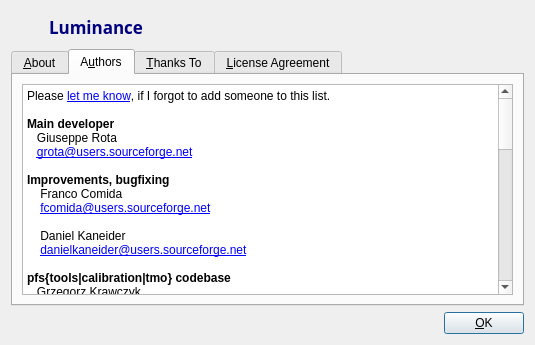
Old version of the form forms/about.ui in the repository LuminanceHDR/LuminanceHDR.
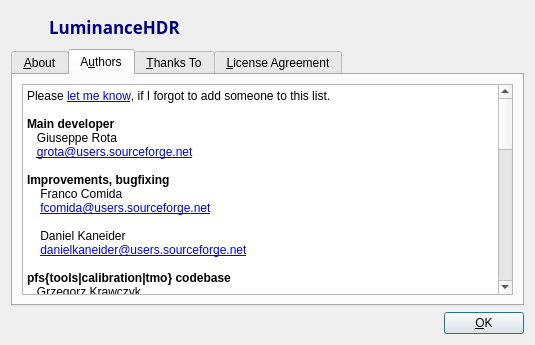
New version of the form. The open tabs and pages were chosen to show the change. Icons and pictures are not drawn.

```diff
--- a/forms/about.ui
+++ b/forms/about.ui
@@ -57,12 +57,12 @@
            <pointsize>13</pointsize>
           </font>
          </property>
-         <property name="text">
-          <string>&lt;!DOCTYPE HTML PUBLIC &quot;-//W3C//DTD HTML 4.0//EN&quot; &quot;http://www.w3.org/TR/REC-html40/strict.dtd&quot;&gt;
-&lt;html&gt;&lt;head&gt;&lt;meta name=&quot;qrichtext&quot; content=&quot;1&quot; /&gt;&lt;style type=&quot;text/css&quot;&gt;
+         <property name="text" >
+          <string>&lt;!DOCTYPE HTML PUBLIC "-//W3C//DTD HTML 4.0//EN" "http://www.w3.org/TR/REC-html40/strict.dtd">
+&lt;html>&lt;head>&lt;meta name="qrichtext" content="1" />&lt;style type="text/css">
 p, li { white-space: pre-wrap; }
-&lt;/style&gt;&lt;/head&gt;&lt;body style=&quot; font-family:'Sans Serif'; font-size:13pt; font-weight:400; font-style:normal;&quot;&gt;
-&lt;p style=&quot; margin-top:0px; margin-bottom:0px; margin-left:0px; margin-right:0px; -qt-block-indent:0; text-indent:0px;&quot;&gt;&lt;span style=&quot; font-weight:600; color:#00007f;&quot;&gt;Luminance &lt;/span&gt;&lt;/p&gt;&lt;/body&gt;&lt;/html&gt;</string>
+&lt;/style>&lt;/head>&lt;body style=" font-family:'Sans Serif'; font-size:13pt; font-weight:400; font-style:normal;">
+&lt;p style=" margin-top:0px; margin-bottom:0px; margin-left:0px; margin-right:0px; -qt-block-indent:0; text-indent:0px;">&lt;span style=" font-weight:600; color:#00007f;">LuminanceHDR&lt;/span>&lt;/p>&lt;/body>&lt;/html></string>
          </property>
         </widget>
        </item>
```
Left out of the diff: 257 changed lines with no effect on the pictures.
